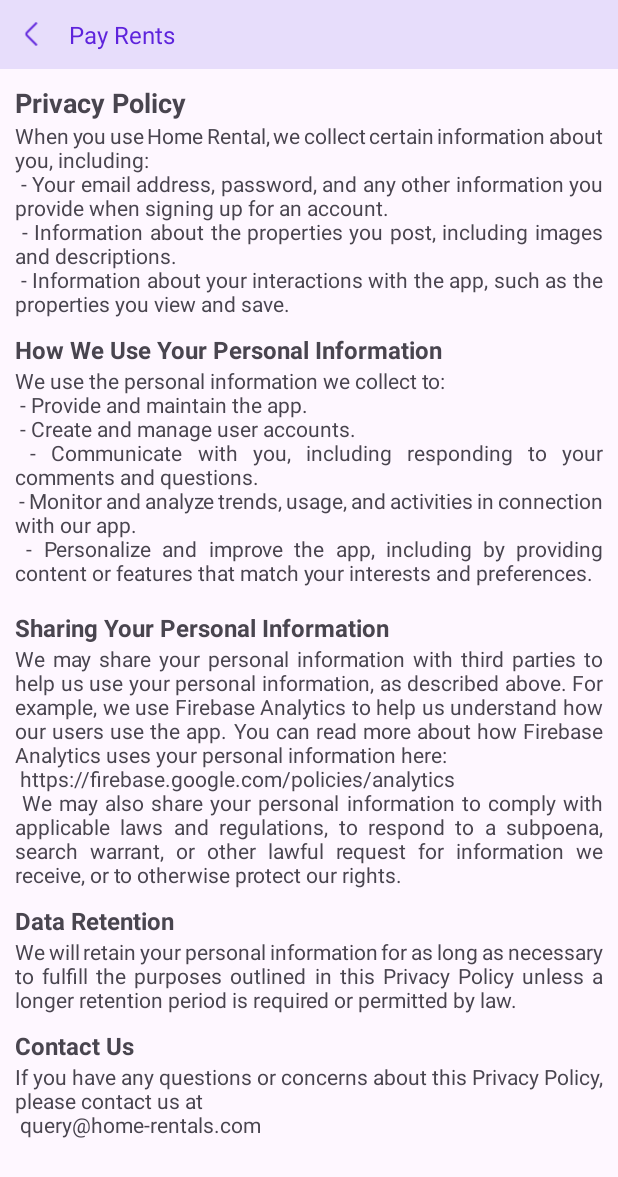
After one commit to anil-s-yadav/Home-Rental, an Android app: the PrivacyPolicyActivity screen opened directly, with no data from a screen before it, on a phone screen of 412 x 824 dp. The commit adds this screen. Shown: the top 1177 px of the screen. Run offline under Robolectric (Android 15) with nearby library versions, the phone set to English and light mode, and no system bars.

Commit message:
pravicy police t&c added

```diff
--- a/app/src/main/AndroidManifest.xml
+++ b/app/src/main/AndroidManifest.xml
@@ -19,6 +19,12 @@
         android:supportsRtl="true"
         android:theme="@style/Theme.HomeRental"
         tools:targetApi="31">
+        <activity
+            android:name=".TermsAndConditionsActivity"
+            android:exported="false" />
+        <activity
+            android:name=".PrivacyPolicyActivity"
+            android:exported="false" />
         <activity
             android:name=".EmailUpdateActivity"
             android:exported="false"
--- /dev/null
+++ b/app/src/main/java/com/legendarysoftwares/homerental/PrivacyPolicyActivity.java
@@ -0,0 +1,20 @@
+package com.legendarysoftwares.homerental;
+
+import androidx.appcompat.app.AppCompatActivity;
+
+import android.os.Bundle;
+import android.widget.ImageView;
+
+public class PrivacyPolicyActivity extends AppCompatActivity {
+
+    @Override
+    protected void onCreate(Bundle savedInstanceState) {
+        super.onCreate(savedInstanceState);
+        setContentView(R.layout.activity_privacy_policy);
+
+        ImageView back = findViewById(R.id.BackBtn_PandP);
+        back.setOnClickListener((View)->{
+            onBackPressed();
+        });
+    }
+}
--- a/app/src/main/res/layout/activity_forgot_password.xml
+++ b/app/src/main/res/layout/activity_forgot_password.xml
@@ -83,6 +83,12 @@
             android:layout_marginBottom="30dp"
             android:text="Reset Password" />
 
+        <ProgressBar
+            android:id="@+id/progressBar"
+            android:layout_width="match_parent"
+            android:layout_height="match_parent"
+            android:visibility="gone"/>
+
     </LinearLayout>
 
 
--- /dev/null
+++ b/app/src/main/res/layout/activity_privacy_policy.xml
@@ -0,0 +1,141 @@
+<?xml version="1.0" encoding="utf-8"?>
+<ScrollView xmlns:android="http://schemas.android.com/apk/res/android"
+    xmlns:app="http://schemas.android.com/apk/res-auto"
+    xmlns:tools="http://schemas.android.com/tools"
+    android:layout_width="match_parent"
+    android:layout_height="match_parent"
+    tools:context=".PrivacyPolicyActivity">
+
+    <LinearLayout
+        android:layout_width="match_parent"
+        android:layout_height="wrap_content"
+        android:orientation="vertical">
+
+        <RelativeLayout
+            android:layout_width="match_parent"
+            android:layout_height="46dp"
+            android:background="@color/DarkBlue100"
+            android:orientation="horizontal">
+
+            <ImageView
+                android:id="@+id/BackBtn_PandP"
+                android:layout_width="22dp"
+                android:layout_height="16dp"
+                android:layout_centerVertical="true"
+                android:layout_marginStart="10dp"
+                android:scaleX="-1"
+                android:src="@drawable/angle_right"
+                app:tint="@color/DarkBlue500" />
+            <TextView
+                android:layout_width="wrap_content"
+                android:layout_height="wrap_content"
+                android:layout_centerVertical="true"
+                android:layout_marginStart="14dp"
+                android:layout_toRightOf="@+id/BackBtn_PandP"
+                android:text="Pay Rents"
+                android:textColor="@color/DarkBlue500"
+                android:textSize="16sp" />
+        </RelativeLayout>
+
+        <LinearLayout
+            android:layout_width="match_parent"
+            android:layout_height="match_parent"
+            android:orientation="vertical"
+            android:padding="10dp"
+            >
+        <TextView
+            android:layout_width="match_parent"
+            android:layout_height="wrap_content"
+            android:text="Privacy Policy"
+            android:textSize="18sp"
+            android:textStyle="bold"
+            />
+        <TextView
+            android:layout_width="match_parent"
+            android:layout_height="wrap_content"
+            android:justificationMode="inter_word"
+            android:text="When you use Home Rental, we collect certain information about you, including:\n
+- Your email address, password, and any other information you provide when signing up for an account.\n
+- Information about the properties you post, including images and descriptions.\n
+- Information about your interactions with the app, such as the properties you view and save."
+            android:layout_marginBottom="10dp"
+            />
+
+        <TextView
+            android:layout_width="match_parent"
+            android:layout_height="wrap_content"
+            android:text="How We Use Your Personal Information"
+            android:textSize="16sp"
+            android:textStyle="bold"
+            />
+        <TextView
+            android:layout_width="match_parent"
+            android:layout_height="wrap_content"
+            android:justificationMode="inter_word"
+            android:text="We use the personal information we collect to:\n
+- Provide and maintain the app.\n
+- Create and manage user accounts.\n
+- Communicate with you, including responding to your comments and questions.\n
+- Monitor and analyze trends, usage, and activities in connection with our app.\n
+- Personalize and improve the app, including by providing content or features that match your interests and preferences.\n"
+            />
+
+
+        <TextView
+            android:layout_width="match_parent"
+            android:layout_height="wrap_content"
+            android:text="Sharing Your Personal Information"
+            android:textSize="16sp"
+            android:textStyle="bold"
+            />
+        <TextView
+            android:layout_width="match_parent"
+            android:layout_height="wrap_content"
+            android:justificationMode="inter_word"
+            android:text="We may share your personal information with third parties to help us use your personal information, as described above. For example, we use Firebase Analytics to help us understand how our users use the app.
+You can read more about how Firebase Analytics uses your personal information here:\n
+https://firebase.google.com/policies/analytics\n
+We may also share your personal information to comply with applicable laws and regulations, to respond to a subpoena, search warrant, or other lawful request for information we receive, or to otherwise protect our rights."
+            android:layout_marginBottom="10dp"
+            />
+
+        <TextView
+            android:layout_width="match_parent"
+            android:layout_height="wrap_content"
+            android:text="Data Retention"
+            android:textSize="16sp"
+            android:textStyle="bold"
+            />
+        <TextView
+            android:layout_width="match_parent"
+            android:layout_height="wrap_content"
+            android:justificationMode="inter_word"
+            android:text="We will retain your personal information for as long as necessary to fulfill the purposes outlined in this Privacy Policy unless a longer retention period is required or permitted by law."
+            android:layout_marginBottom="10dp"
+            />
+
+
+        <TextView
+            android:layout_width="match_parent"
+            android:layout_height="wrap_content"
+            android:text="Contact Us"
+            android:textSize="16sp"
+            android:textStyle="bold"
+            />
+        <TextView
+            android:layout_width="match_parent"
+            android:layout_height="wrap_content"
+            android:justificationMode="inter_word"
+            android:text="If you have any questions or concerns about this Privacy Policy, please contact us at\n
+query@home-rentals.com"
+            android:layout_marginBottom="40dp"
+            />
+
+
+        </LinearLayout>
+
+    </LinearLayout>
+
+
+
+</ScrollView>
--- a/app/src/main/res/layout/fragment_profile.xml
+++ b/app/src/main/res/layout/fragment_profile.xml
@@ -291,6 +291,7 @@
         android:layout_marginBottom="15dp"
         />
     <TextView
+        android:id="@+id/p_and_p"
         android:layout_width="match_parent"
         android:layout_height="wrap_content"
         android:layout_marginStart="16dp"
@@ -298,6 +299,7 @@
         android:text="Privacy Policy"
         />
     <TextView
+        android:id="@+id/t_and_c"
         android:layout_width="match_parent"
         android:layout_height="wrap_content"
         android:layout_marginStart="16dp"
--- a/app/src/main/res/values/strings.xml
+++ b/app/src/main/res/values/strings.xml
@@ -59,4 +59,7 @@
     </string>
     <string name="home_rentals">Home Rentals</string>
     <string name="title_activity_email_update">EmailUpdateActivity</string>
+    <string name="terms_amp_conditions"><![CDATA[Terms & Conditions]]></string>
+
+
 </resources>
```
Also changed, not shown: app/src/main/java/com/legendarysoftwares/homerental/ForgotPasswordActivity.java (+12 -1 lines), app/src/main/java/com/legendarysoftwares/homerental/TermsAndConditionsActivity.java (added, +20 -0 lines), app/src/main/java/com/legendarysoftwares/homerental/fragments/Profile.java (+20 -1 lines), app/src/main/res/layout/activity_terms_and_conditions.xml (added, +153 -0 lines).
